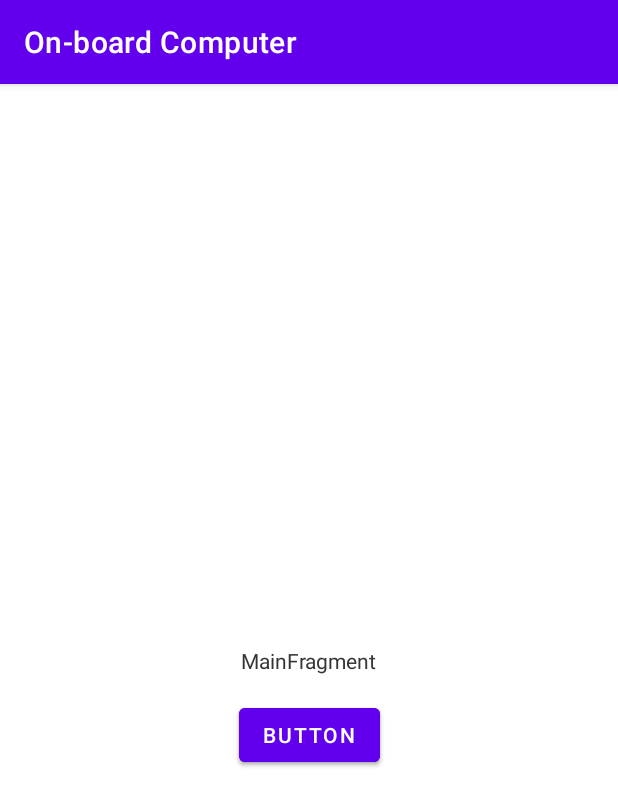
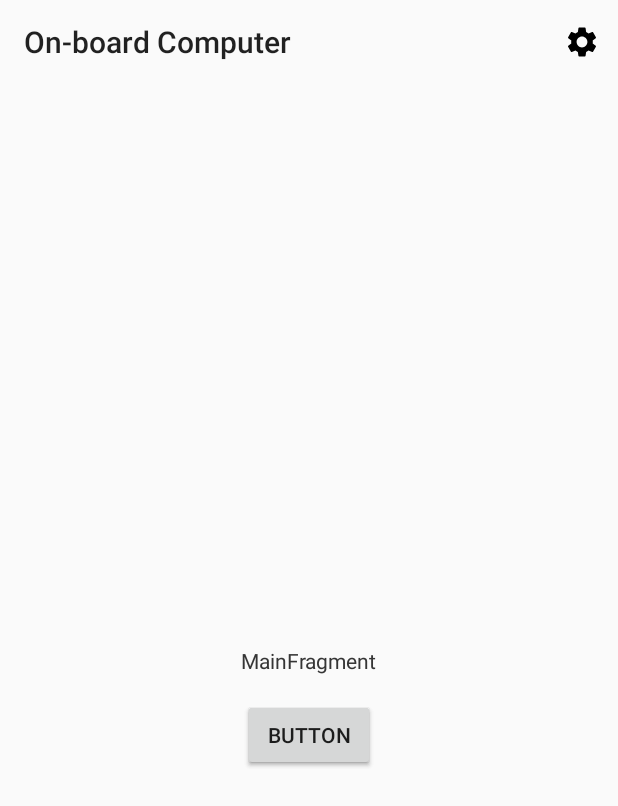
Before and after one commit to fckscl/On-Board-Computer, an Android app: the screen it shows after launch (MainActivity), on a phone screen of 412 x 824 dp. Shown: the top 806 px of the screen. Run offline under Robolectric (Android 15) with nearby library versions, the phone set to English and light mode, and no system bars; our stand-ins replace data binding.

Commit message:
action bar

```diff
--- a/app/src/main/AndroidManifest.xml
+++ b/app/src/main/AndroidManifest.xml
@@ -11,7 +11,7 @@
         android:label="@string/app_name"
         android:roundIcon="@mipmap/ic_launcher_round"
         android:supportsRtl="true"
-        android:theme="@style/Theme.OnboardComputer"
+        android:theme="@style/Theme.AppCompat.DayNight.NoActionBar"
         tools:targetApi="31">
         <activity
             android:name=".MainActivity"
--- a/app/src/main/java/com/example/on_boardcomputer/MainActivity.kt
+++ b/app/src/main/java/com/example/on_boardcomputer/MainActivity.kt
@@ -2,7 +2,12 @@ package com.example.on_boardcomputer
 
 import androidx.appcompat.app.AppCompatActivity
 import android.os.Bundle
+import android.util.Log
+import android.view.Menu
+import android.view.MenuItem
+import android.view.View
 import androidx.databinding.DataBindingUtil
+import androidx.navigation.findNavController
 import com.example.on_boardcomputer.databinding.ActivityMainBinding
 import com.example.on_boardcomputer.ui.main.MainFragment
 
@@ -19,5 +24,31 @@ class MainActivity : AppCompatActivity() {
                 .replace(R.id.main, MainFragment.newInstance())
                 .commitNow()
         }
+
+        setSupportActionBar(findViewById(R.id.action_bar))
+
+    }
+
+    override fun onCreateOptionsMenu(menu: Menu?): Boolean {
+        val inflater = menuInflater
+        inflater.inflate(R.menu.action_bar, menu)
+        return super.onCreateOptionsMenu(menu)
+    }
+
+    override fun onOptionsItemSelected(item: MenuItem): Boolean {
+        when (item.itemId) {
+            R.id.settings -> {
+                // User chose the "Settings" item, show the app settings UI...
+                Log.i("set", "settings")
+//                view.findNavController
+                findNavController().navigate(R.id.action_main_to_fragment_display_state)
+            }
+            else -> {
+                // If we got here, the user's action was not recognized.
+                // Invoke the superclass to handle it.
+                super.onOptionsItemSelected(item)
+            }
+        }
+        return true
     }
 }
--- a/app/src/main/java/com/example/on_boardcomputer/ui/main/MainFragment.kt
+++ b/app/src/main/java/com/example/on_boardcomputer/ui/main/MainFragment.kt
@@ -36,6 +36,7 @@ class MainFragment : Fragment() {
             Toast.makeText(context, "Hello Again", Toast.LENGTH_SHORT).show()
             it.findNavController().navigate(R.id.action_main_to_fragment_display_state)
         }
+//        setSupportActionBar(findViewById(R.id.my_toolbar))
         return binding.root
     }
 
--- /dev/null
+++ b/app/src/main/res/drawable/ic_baseline_settings_24.xml
@@ -0,0 +1,5 @@
+<vector android:height="24dp" android:tint="#000000"
+    android:viewportHeight="24" android:viewportWidth="24"
+    android:width="24dp" xmlns:android="http://schemas.android.com/apk/res/android">
+    <path android:fillColor="@android:color/white" android:pathData="M19.14,12.94c0.04,-0.3 0.06,-0.61 0.06,-0.94c0,-0.32 -0.02,-0.64 -0.07,-0.94l2.03,-1.58c0.18,-0.14 0.23,-0.41 0.12,-0.61l-1.92,-3.32c-0.12,-0.22 -0.37,-0.29 -0.59,-0.22l-2.39,0.96c-0.5,-0.38 -1.03,-0.7 -1.62,-0.94L14.4,2.81c-0.04,-0.24 -0.24,-0.41 -0.48,-0.41h-3.84c-0.24,0 -0.43,0.17 -0.47,0.41L9.25,5.35C8.66,5.59 8.12,5.92 7.63,6.29L5.24,5.33c-0.22,-0.08 -0.47,0 -0.59,0.22L2.74,8.87C2.62,9.08 2.66,9.34 2.86,9.48l2.03,1.58C4.84,11.36 4.8,11.69 4.8,12s0.02,0.64 0.07,0.94l-2.03,1.58c-0.18,0.14 -0.23,0.41 -0.12,0.61l1.92,3.32c0.12,0.22 0.37,0.29 0.59,0.22l2.39,-0.96c0.5,0.38 1.03,0.7 1.62,0.94l0.36,2.54c0.05,0.24 0.24,0.41 0.48,0.41h3.84c0.24,0 0.44,-0.17 0.47,-0.41l0.36,-2.54c0.59,-0.24 1.13,-0.56 1.62,-0.94l2.39,0.96c0.22,0.08 0.47,0 0.59,-0.22l1.92,-3.32c0.12,-0.22 0.07,-0.47 -0.12,-0.61L19.14,12.94zM12,15.6c-1.98,0 -3.6,-1.62 -3.6,-3.6s1.62,-3.6 3.6,-3.6s3.6,1.62 3.6,3.6S13.98,15.6 12,15.6z"/>
+</vector>
--- a/app/src/main/res/layout/activity_main.xml
+++ b/app/src/main/res/layout/activity_main.xml
@@ -2,11 +2,28 @@
 <layout xmlns:android="http://schemas.android.com/apk/res/android"
     xmlns:app="http://schemas.android.com/apk/res-auto">
 
-    <androidx.fragment.app.FragmentContainerView
-        android:id="@+id/myNavHostFragment"
-        android:name="androidx.navigation.fragment.NavHostFragment"
+    <LinearLayout
         android:layout_width="match_parent"
         android:layout_height="match_parent"
-        app:defaultNavHost="true"
-        app:navGraph="@navigation/navigation" />
+        android:orientation="vertical">
+
+        <androidx.appcompat.widget.Toolbar
+            android:id="@+id/action_bar"
+            android:layout_width="match_parent"
+            android:layout_height="wrap_content"
+
+            android:elevation="4dp"
+            android:theme="@style/ThemeOverlay.AppCompat.ActionBar"
+            app:menu="@menu/action_bar"
+            app:popupTheme="@style/ThemeOverlay.AppCompat.Light" />
+
+        <androidx.fragment.app.FragmentContainerView
+            android:id="@+id/myNavHostFragment"
+            android:name="androidx.navigation.fragment.NavHostFragment"
+            android:layout_width="match_parent"
+            android:layout_height="match_parent"
+            app:defaultNavHost="true"
+            app:navGraph="@navigation/navigation" />
+    </LinearLayout>
+
 </layout>
--- a/app/src/main/res/layout/fragment_display_state.xml
+++ b/app/src/main/res/layout/fragment_display_state.xml
@@ -124,8 +124,6 @@
             app:layout_constraintStart_toStartOf="parent"
             app:layout_constraintTop_toBottomOf="@+id/voltage"
             app:layout_constraintVertical_bias="0.315"
-            app:seriesColor="#ee0000"/>
-<!--            app:seriesData="0=5;2=5;3=0;4=2"-->
-<!--            app:seriesType="line" />-->
+            app:seriesColor="#ee0000" />
     </androidx.constraintlayout.widget.ConstraintLayout>
 </layout>
--- a/app/src/main/res/layout/fragment_main.xml
+++ b/app/src/main/res/layout/fragment_main.xml
@@ -1,5 +1,6 @@
 <?xml version="1.0" encoding="utf-8"?>
 <layout>
+
     <androidx.constraintlayout.widget.ConstraintLayout xmlns:android="http://schemas.android.com/apk/res/android"
         xmlns:app="http://schemas.android.com/apk/res-auto"
         xmlns:tools="http://schemas.android.com/tools"
--- /dev/null
+++ b/app/src/main/res/menu/action_bar.xml
@@ -0,0 +1,8 @@
+<?xml version="1.0" encoding="utf-8"?>
+<menu xmlns:android="http://schemas.android.com/apk/res/android"
+    xmlns:app="http://schemas.android.com/apk/res-auto">
+    <item android:id="@+id/settings"
+        android:icon="@drawable/ic_baseline_settings_24"
+        app:showAsAction="always"
+        android:title="@string/action_settings"/>
+</menu>
--- a/app/src/main/res/navigation/navigation.xml
+++ b/app/src/main/res/navigation/navigation.xml
@@ -18,4 +18,8 @@
             android:id="@+id/action_main_to_fragment_display_state"
             app:destination="@id/fragment_display_state" />
     </fragment>
+    <fragment
+        android:id="@+id/settingsFragment"
+        android:name="com.example.on_boardcomputer.SettingsFragment"
+        android:label="SettingsFragment" />
 </navigation>
--- a/app/src/main/res/values/strings.xml
+++ b/app/src/main/res/values/strings.xml
@@ -18,4 +18,5 @@
     <string name="attachment_summary_on">Automatically download attachments for incoming emails
     </string>
     <string name="attachment_summary_off">Only download attachments when manually requested</string>
+    <string name="action_settings">Settings</string>
 </resources>
```
Lines whose indentation alone changed are shown as unchanged.
